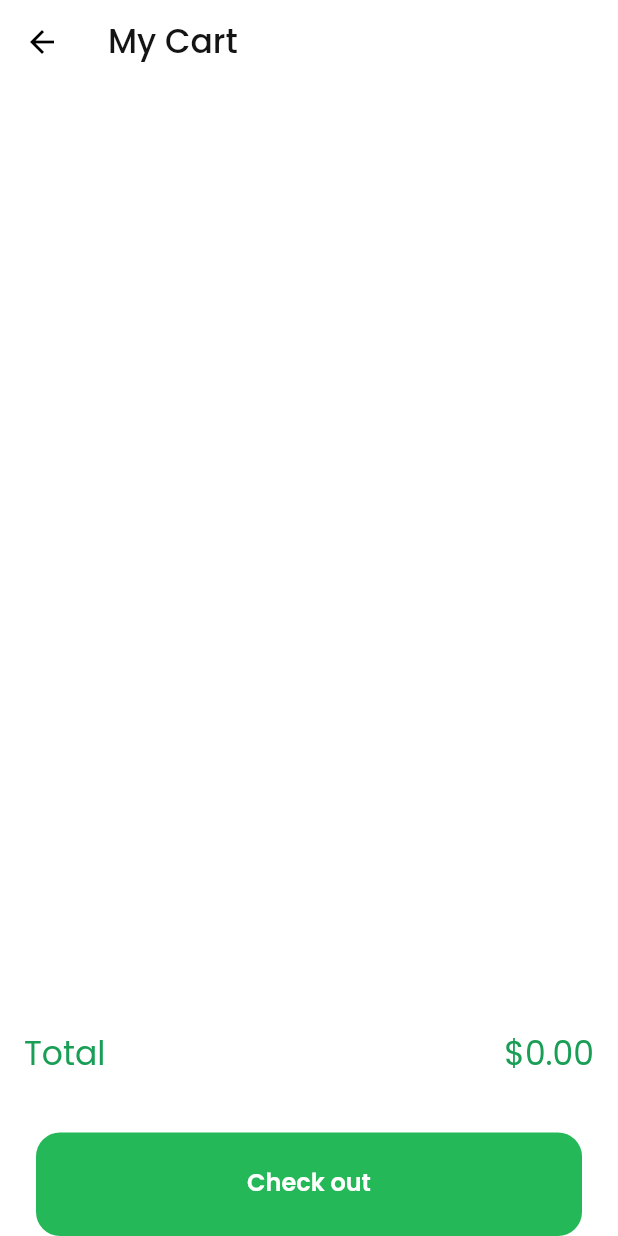
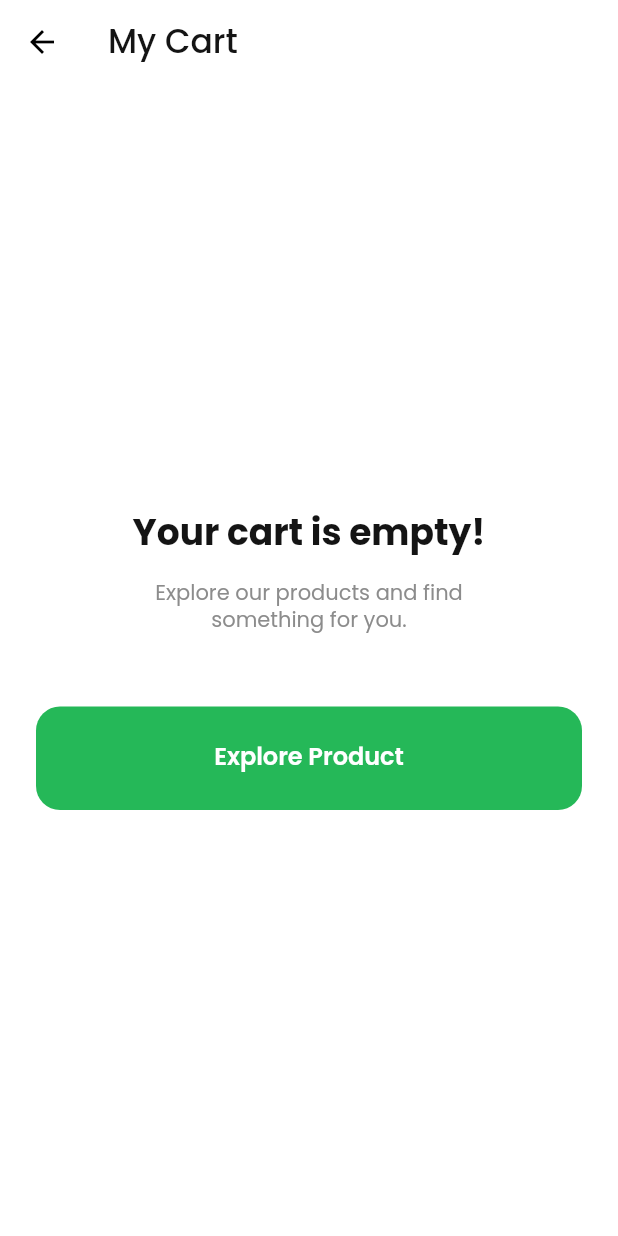
Before and after one commit to quangngx/flutter_ecobi_app, a Flutter app: the MyCartPage screen opened by its route, on a phone screen of 412 x 824 dp. Run offline on Flutter 3.47's test engine with Material 2 defaults, Android fonts, the phone set to English and light mode, and no system bars; our stand-ins replace badges, flutter_svg, google_fonts, smooth_page_indicator.

Commit message:
add empty screen

```diff
--- a/lib/src/views/my_cart_page.dart
+++ b/lib/src/views/my_cart_page.dart
@@ -18,7 +18,14 @@ class MyCartPage extends StatelessWidget {
       appBar: AppBar(
         title: const Text('My Cart'),
       ),
-      body: Column(
+      body: cart.itemCount == 0
+          ? _buildEmptyScreen(context)
+          : _buildCartList(cart),
+    );
+  }
+
+  Column _buildCartList(CartProvider cart) {
+    return Column(
       children: [
         Expanded(
           child: ListView.builder(
@@ -62,7 +69,34 @@ class MyCartPage extends StatelessWidget {
           height: SizeHelper.bottomSafeAreaPadding,
         )
       ],
-      ),
     );
   }
+
+  Column _buildEmptyScreen(BuildContext context) {
+    return Column(mainAxisAlignment: MainAxisAlignment.center, children: [
+      Text(
+        'Your cart is empty!',
+        style: TextStyles.defaultStyle.bold.setTextSize(24),
+      ),
+      const SizedBox(
+        height: 16,
+      ),
+      Text(
+        'Explore our products and find\nsomething for you.',
+        style: TextStyles.defaultStyle.setColor(
+          LightTheme.neutral500Color,
+        ),
+        textAlign: TextAlign.center,
+      ),
+      const SizedBox(
+        height: 48,
+      ),
+      PrimaryButton(
+        data: 'Explore Product',
+        onTap: () {
+          Navigator.pop(context);
+        },
+      )
+    ]);
   }
+}
```
Also changed, not shown: lib/src/widgets/cart_item.dart (+73 -0 lines). Lines whose indentation alone changed are shown as unchanged.
